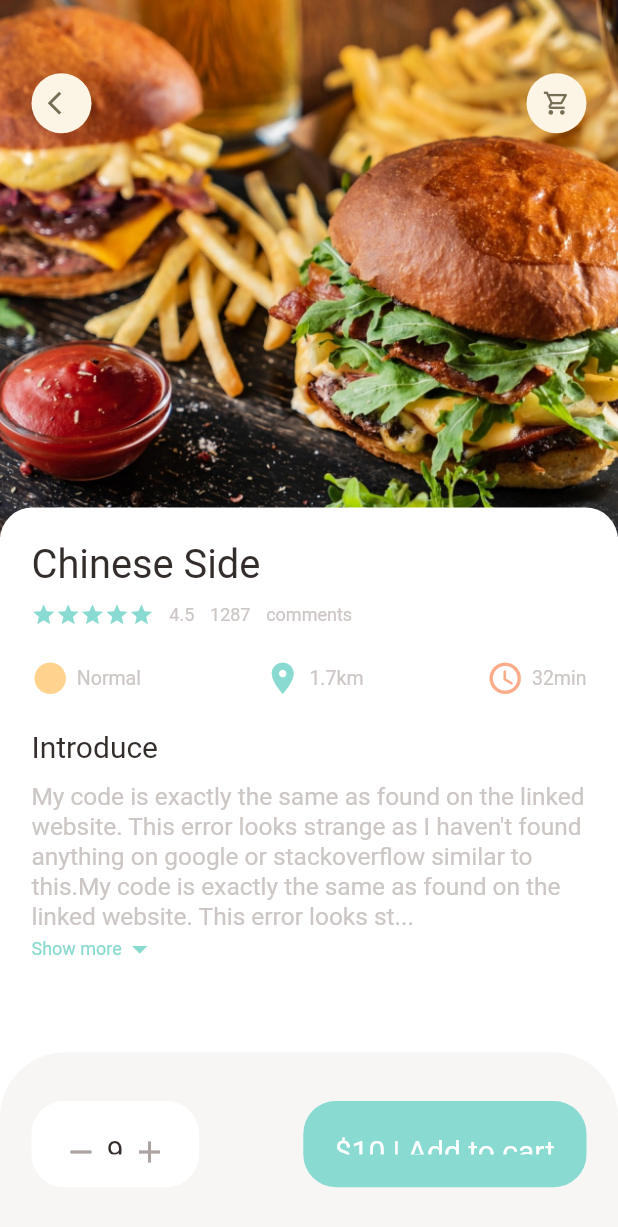
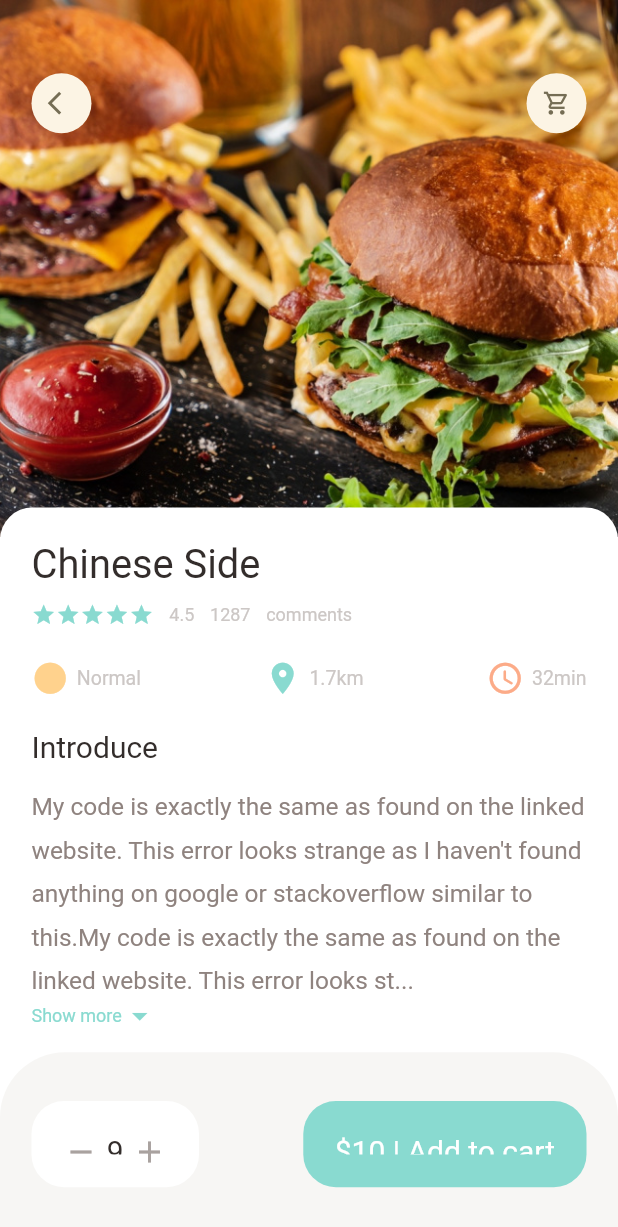
Before and after one commit to zkms-alzeidi/food_delivery_app-, a Flutter app: the screen it shows after launch, on a phone screen of 412 x 824 dp. Shown: the top 1227 px of the screen. Run offline on Flutter 3.47's test engine with Material 2 defaults, Android fonts, the phone set to English and light mode, and no system bars; our stand-ins replace dots_indicator, get.

Commit message:
more work an expandable text

```diff
--- a/lib/widgets/expandable_text_widget.dart
+++ b/lib/widgets/expandable_text_widget.dart
@@ -38,9 +38,9 @@ class _ExpandableTextWidgetState extends State<ExpandableTextWidget> {
   @override
   Widget build(BuildContext context) {
     return Container(
-      child: secondHalf.isEmpty?SmallText(text: firstHalf):Column(
+      child: secondHalf.isEmpty?SmallText(color:AppColors.paraColor,size:Dimensions.font16,text: firstHalf):Column(
         children: [
-          SmallText(size:Dimensions.font16,text: hiddenText?(firstHalf+"..."):(firstHalf+secondHalf)),
+          SmallText(height: 1.8,color:AppColors.paraColor,size:Dimensions.font16,text: hiddenText?(firstHalf+"..."):(firstHalf+secondHalf)),
           InkWell(
             onTap: (){
               setState(() {
```
